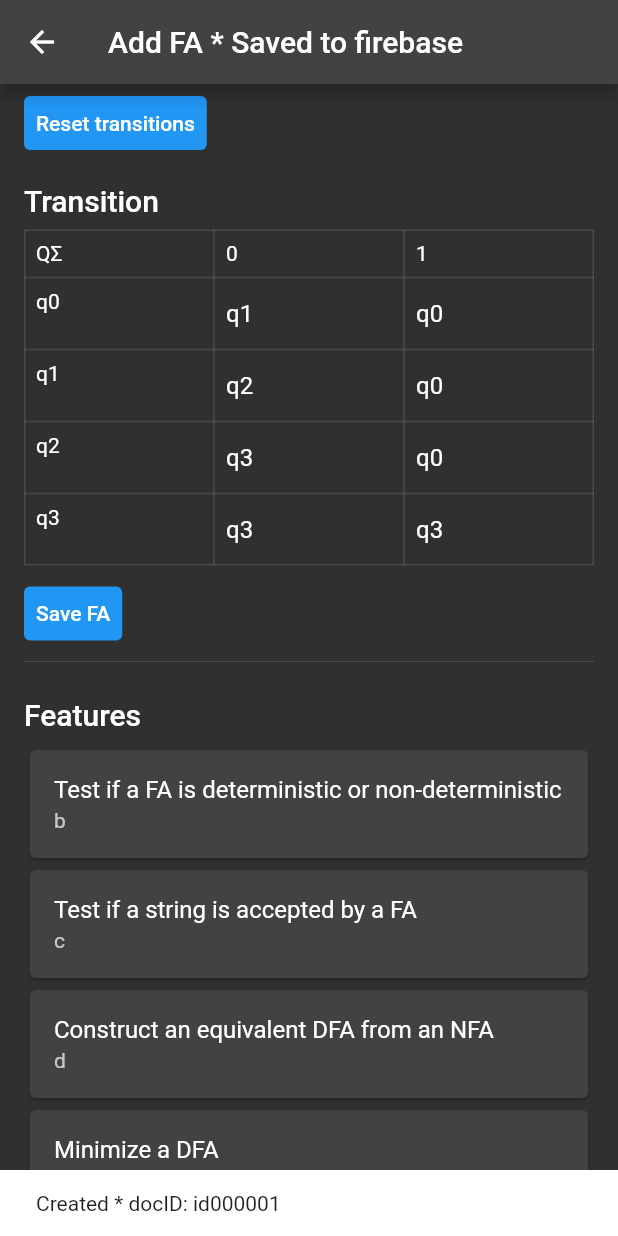
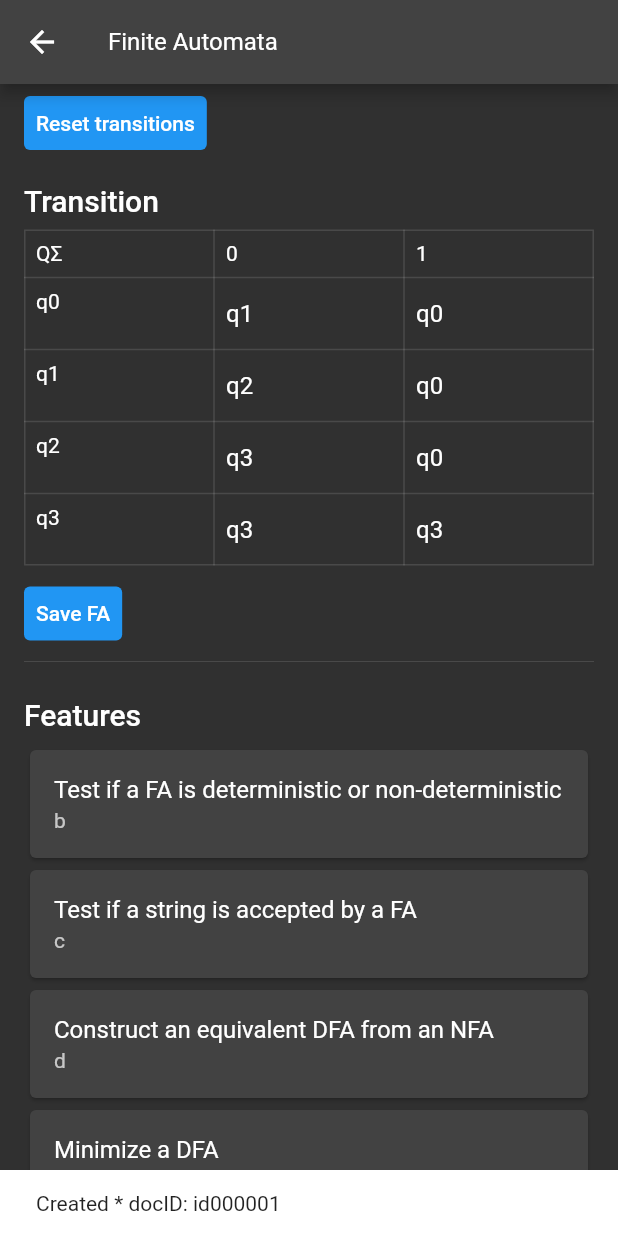
Before and after one commit to cadt-g6/finite_automata_flutter, a Flutter app: the FaDetailScreen screen opened directly, scrolled down 274 dp, after a tap on "Save FA", on a phone screen of 412 x 824 dp. Run offline on Flutter 3.47's test engine with Material 2 defaults, Android fonts, the phone set to English and light mode, and no system bars; our stand-ins replace adaptive_dialog, cloud_firestore, firebase_core; missing offline and left inert: flutter_json_viewer, rect_getter; accounts and stored records are empty.

Commit message:
add title & update model

```diff
--- a/lib/models/fa_model.dart
+++ b/lib/models/fa_model.dart
@@ -4,15 +4,18 @@ part 'fa_model.g.dart';
 
 @JsonSerializable()
 class FaModel {
+  final String? title;
   final List<String> states;
   final List<String> symbols;
   final String initialState;
-  final String finalState;
+  final List<String> finalState;
   final Map<String, Map<String, List<String>>> transitions;
 
+  @JsonKey(ignore: true)
   String? firebaseDocumentId;
 
   FaModel({
+    required this.title,
     required this.states,
     required this.symbols,
     required this.initialState,
--- a/lib/screens/fa_detail_screen.dart
+++ b/lib/screens/fa_detail_screen.dart
@@ -1,5 +1,6 @@
 import 'package:finite_automata_flutter/models/fa_model.dart';
 import 'package:finite_automata_flutter/services/fa_cloud_service.dart';
+import 'package:finite_automata_flutter/services/fa_service.dart';
 import 'package:finite_automata_flutter/services/toast_service.dart';
 import 'package:finite_automata_flutter/widgets/fa_feature_card.dart';
 import 'package:finite_automata_flutter/widgets/fa_text_field.dart';
@@ -27,6 +28,7 @@ class _FaDetailScreenState extends State<FaDetailScreen> {
     super.initState();
 
     if (faModel != null) {
+      title = faModel!.title;
       states = faModel!.states;
       symbols = faModel!.symbols;
       initialState = faModel!.initialState;
@@ -41,8 +43,9 @@ class _FaDetailScreenState extends State<FaDetailScreen> {
   List<String> states = ["q0", "q1", "q2", "q3"];
   List<String> symbols = ["0", "1"];
 
+  String? title = "Finite Automata";
   String? initialState = "q0";
-  String? finalState = "q3";
+  List<String> finalState = ["q3"];
 
   Map<String, Map<String, List<String>>> transitions = {
     "q0": {
@@ -71,20 +74,22 @@ class _FaDetailScreenState extends State<FaDetailScreen> {
         await FaCloudService().update(
           id: faModel!.firebaseDocumentId!,
           faModel: FaModel(
+            title: title,
             states: states,
             symbols: symbols,
             initialState: initialState!,
-            finalState: finalState!,
+            finalState: finalState,
             transitions: transitions,
           ),
         );
         message = "Updated * docID: ${faModel?.firebaseDocumentId}";
       } else {
         FaModel? result = await FaCloudService().create(FaModel(
+          title: title,
           states: states,
           symbols: symbols,
           initialState: initialState!,
-          finalState: finalState!,
+          finalState: finalState,
           transitions: transitions,
         ));
         faModel = result;
@@ -109,7 +114,13 @@ class _FaDetailScreenState extends State<FaDetailScreen> {
   Widget build(BuildContext context) {
     return Scaffold(
       appBar: AppBar(
-        title: Text("Add FA" + (faModel?.firebaseDocumentId != null ? " * Saved to firebase" : "")),
+        title: TextFormField(
+          initialValue: title,
+          decoration: const InputDecoration(border: InputBorder.none),
+          onChanged: (text) {
+            title = text;
+          },
+        ),
       ),
       body: ListView(
         padding: const EdgeInsets.symmetric(horizontal: 16.0, vertical: 8.0),
@@ -236,10 +247,10 @@ class _FaDetailScreenState extends State<FaDetailScreen> {
           FaTextField(
             hintText: states.isNotEmpty ? "Eg. ${states.last}" : "Eg. q3",
             labelText: "Final State",
-            initialValue: finalState,
-            validator: (state) => validateState(state),
+            initialValue: finalState.join(","),
+            validator: (state) => validateMultipleStates(state),
             onChanged: (text) {
-              finalState = text;
+              finalState = text.split(",");
             },
           ),
         ],
@@ -266,10 +277,11 @@ class _FaDetailScreenState extends State<FaDetailScreen> {
                     initialValue: transitions[state]?[symbol]?.join(","),
                     validator: (states) => validateMultipleStates(states),
                     onChanged: (states) {
+                      if (transitions[state] == null) transitions[state] = {};
                       if (validateMultipleStates(states) == null) {
-                        transitions[state]?[symbol] = states.split(",");
+                        transitions[state]![symbol] = states.split(",");
                       } else {
-                        transitions[state]?[symbol] = [];
+                        transitions[state]![symbol] = [];
                       }
                     },
                     decoration: const InputDecoration(
```
Also changed, not shown: lib/screens/home_screen.dart (+11 -4 lines), lib/models/fa_model.g.dart.
